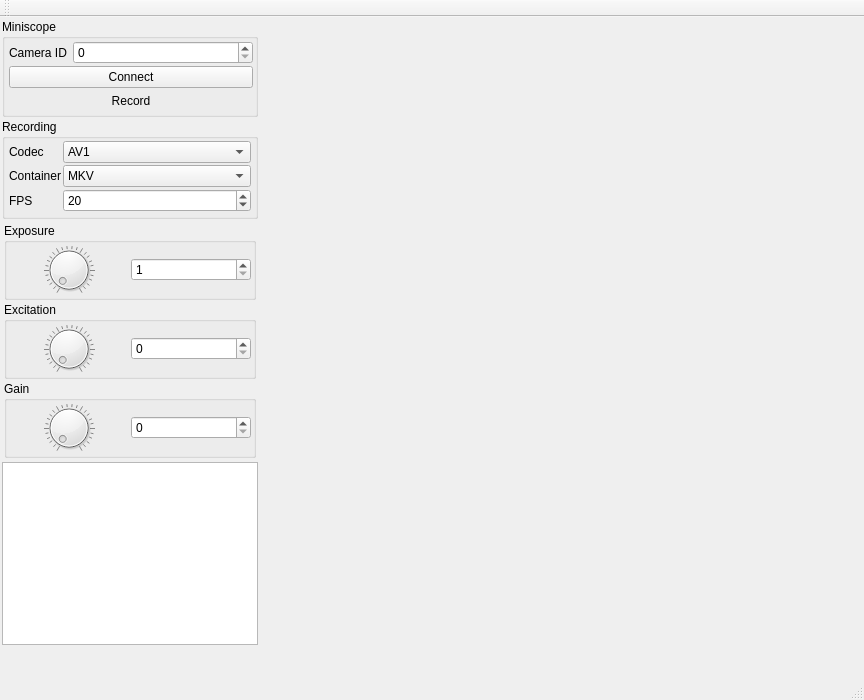
bothlab/pomidaq, file src/mainwindow.ui: the form before one commit.
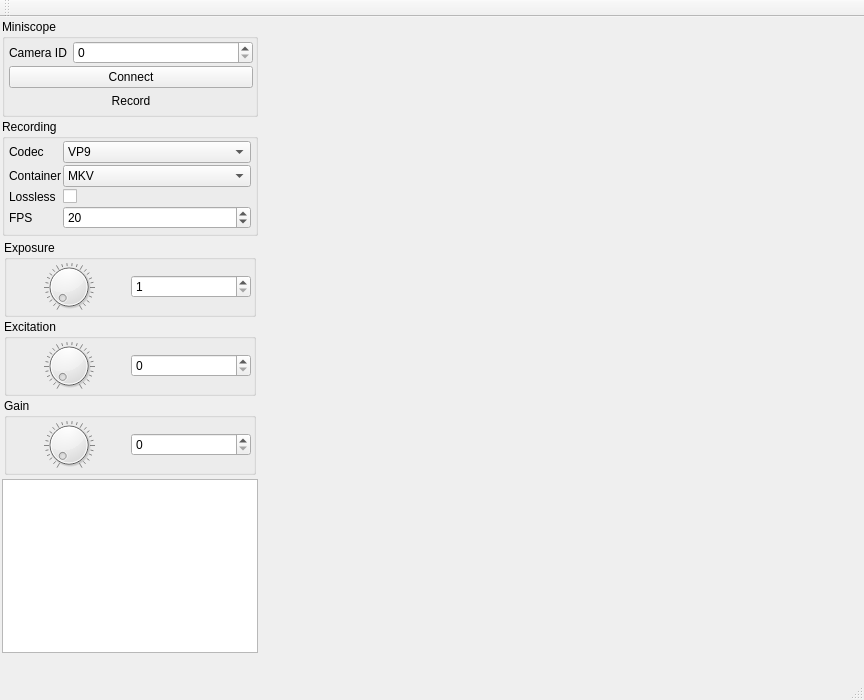
The form after the commit. Icons and pictures are not drawn.

Diff of the .ui file:
```diff
--- a/src/mainwindow.ui
+++ b/src/mainwindow.ui
@@ -157,11 +157,6 @@
             </item>
             <item row="0" column="1">
              <widget class="QComboBox" name="codecComboBox">
-              <item>
-               <property name="text">
-                <string>AV1</string>
-               </property>
-              </item>
               <item>
                <property name="text">
                 <string>VP9</string>
@@ -205,20 +200,30 @@
               </item>
              </widget>
             </item>
-            <item row="2" column="0">
+            <item row="3" column="0">
              <widget class="QLabel" name="fpsLabel">
               <property name="text">
                <string>FPS</string>
               </property>
              </widget>
             </item>
-            <item row="2" column="1">
+            <item row="3" column="1">
              <widget class="QSpinBox" name="fpsSpinBox">
               <property name="value">
                <number>20</number>
               </property>
              </widget>
             </item>
+            <item row="2" column="0">
+             <widget class="QLabel" name="losslessLabel">
+              <property name="text">
+               <string>Lossless</string>
+              </property>
+             </widget>
+            </item>
+            <item row="2" column="1">
+             <widget class="QCheckBox" name="losslessCheckBox"/>
+            </item>
            </layout>
           </item>
          </layout>
```
Left out of the diff: 14 changed lines with no effect on the pictures.
